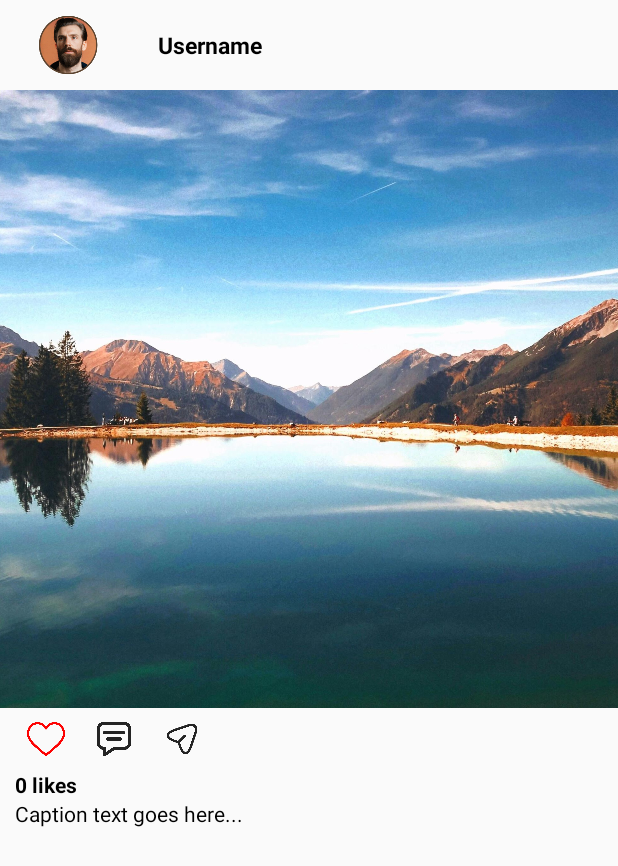
After one commit to shaffinX/ConnectMe, an Android app: the layout item_post.xml on its own in the app's theme, with its tools: preview values and no code run, on a phone screen of 412 x 824 dp. The commit adds this screen. Shown: the top 866 px of the screen. Run offline under Robolectric (Android 15) with nearby library versions, the phone set to English and light mode, and no system bars.

Commit message:
Posts-Dispayed-Home

```diff
--- a/app/build.gradle.kts
+++ b/app/build.gradle.kts
@@ -59,6 +59,7 @@ dependencies {
     implementation("com.google.firebase:firebase-auth:22.3.1")
     implementation("com.google.firebase:firebase-database:20.3.1")
     implementation ("de.hdodenhof:circleimageview:3.1.0")
+    implementation ("androidx.swiperefreshlayout:swiperefreshlayout:1.1.0")
 
 
     testImplementation(libs.junit)
--- /dev/null
+++ b/app/src/main/res/layout/item_post.xml
@@ -0,0 +1,109 @@
+<?xml version="1.0" encoding="utf-8"?>
+<LinearLayout xmlns:android="http://schemas.android.com/apk/res/android"
+    xmlns:app="http://schemas.android.com/apk/res-auto"
+    xmlns:tools="http://schemas.android.com/tools"
+    android:layout_width="match_parent"
+    android:layout_height="wrap_content"
+    android:orientation="vertical"
+    android:layout_marginBottom="15dp">
+
+    <!-- Header: Profile Picture and Username -->
+    <LinearLayout
+        android:layout_width="match_parent"
+        android:layout_height="wrap_content"
+        android:orientation="horizontal"
+        android:padding="10dp">
+
+        <de.hdodenhof.circleimageview.CircleImageView
+            android:id="@+id/iv_profile_picture"
+            android:layout_width="40dp"
+            android:layout_height="40dp"
+            android:src="@drawable/prf"
+            android:layout_marginLeft="15dp"
+            tools:ignore="ContentDescription,RtlHardcoded" />
+
+        <TextView
+            android:id="@+id/tv_username"
+            android:layout_width="match_parent"
+            android:layout_height="wrap_content"
+            android:text="Username"
+            android:textStyle="bold"
+            android:textColor="#000000"
+            android:textSize="15sp"
+            tools:ignore="HardcodedText,RtlCompat,RtlSymmetry"
+            android:layout_gravity="center_vertical"
+            android:paddingStart="40dp" />
+    </LinearLayout>
+
+    <!-- Post Image -->
+    <ImageView
+        android:id="@+id/iv_post_image"
+        android:layout_width="match_parent"
+        android:layout_height="wrap_content"
+        android:scaleType="fitCenter"
+        android:adjustViewBounds="true"
+        android:src="@drawable/post"
+        tools:ignore="ContentDescription" />
+
+    <!-- Action Buttons -->
+    <LinearLayout
+        android:layout_width="match_parent"
+        android:layout_height="wrap_content"
+        android:orientation="horizontal"
+        tools:ignore="UselessLeaf"
+        android:padding="8dp">
+
+        <ToggleButton
+            android:id="@+id/btn_like"
+            android:layout_width="25dp"
+            android:layout_height="25dp"
+            android:background="@drawable/button_like"
+            android:backgroundTint="#fc0303"
+            android:textOff=""
+            android:textOn=""
+            android:layout_marginStart="10dp" />
+
+        <ImageView
+            android:id="@+id/btn_comment"
+            android:layout_width="25dp"
+            android:layout_height="25dp"
+            android:src="@drawable/chat"
+            app:tint="#242424"
+            tools:ignore="ContentDescription"
+            android:layout_marginStart="20dp"/>
+
+        <ImageView
+            android:id="@+id/btn_share"
+            android:layout_width="25dp"
+            android:layout_height="25dp"
+            android:src="@drawable/send"
+            app:tint="#242424"
+            tools:ignore="ContentDescription"
+            android:layout_marginStart="20dp"/>
+    </LinearLayout>
+
+    <!-- Like Count -->
+    <TextView
+        android:id="@+id/tv_like_count"
+        android:layout_width="wrap_content"
+        android:layout_height="wrap_content"
+        android:layout_marginStart="10dp"
+        android:text="0 likes"
+        android:textColor="#000000"
+        android:textSize="14sp"
+        android:textStyle="bold"
+        tools:ignore="HardcodedText" />
+
+    <!-- Caption -->
+    <TextView
+        android:id="@+id/tv_caption"
+        android:layout_width="match_parent"
+        android:layout_height="wrap_content"
+        android:layout_marginStart="10dp"
+        android:layout_marginEnd="10dp"
+        android:paddingBottom="5dp"
+        android:text="Caption text goes here..."
+        android:textColor="#000000"
+        android:textSize="14sp"
+        tools:ignore="HardcodedText" />
+</LinearLayout>
```
Also changed, not shown: app/src/main/java/com/shaffinimam/i212963/Home.kt (+270 -17 lines), app/src/main/java/com/shaffinimam/i212963/Post.kt (added, +18 -0 lines), app/src/main/java/com/shaffinimam/i212963/PostAdapter.kt (added, +196 -0 lines), app/src/main/java/com/shaffinimam/i212963/User.kt (added, +10 -0 lines), app/src/main/res/layout/fragment_home.xml (+23 -76 lines).
